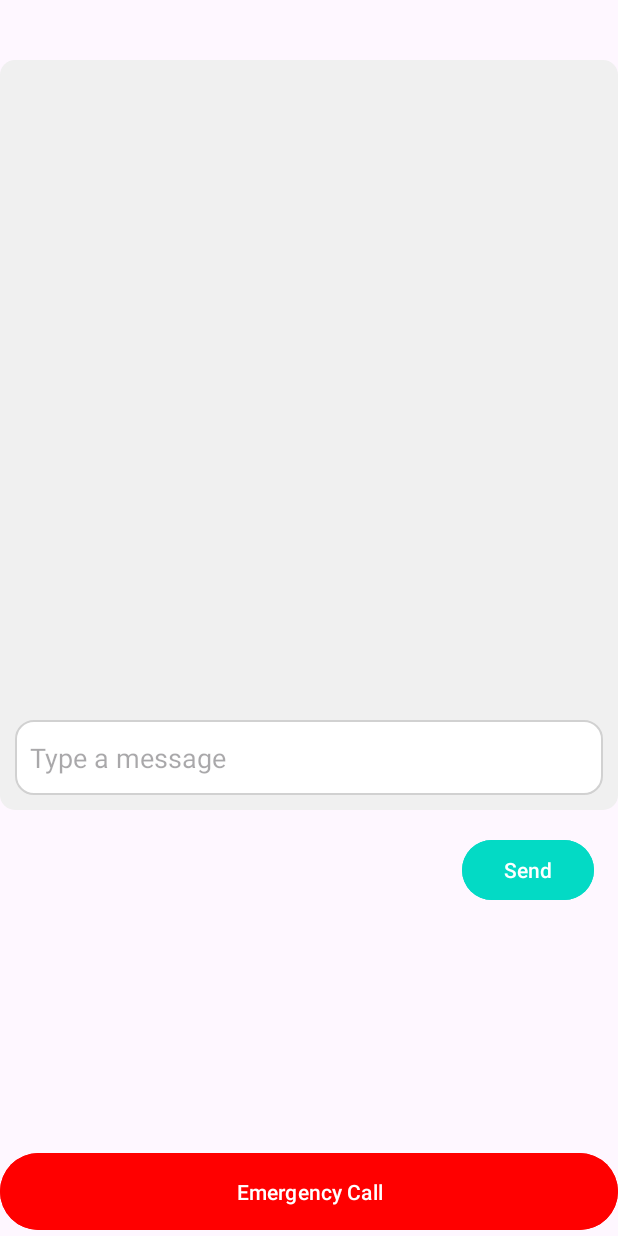
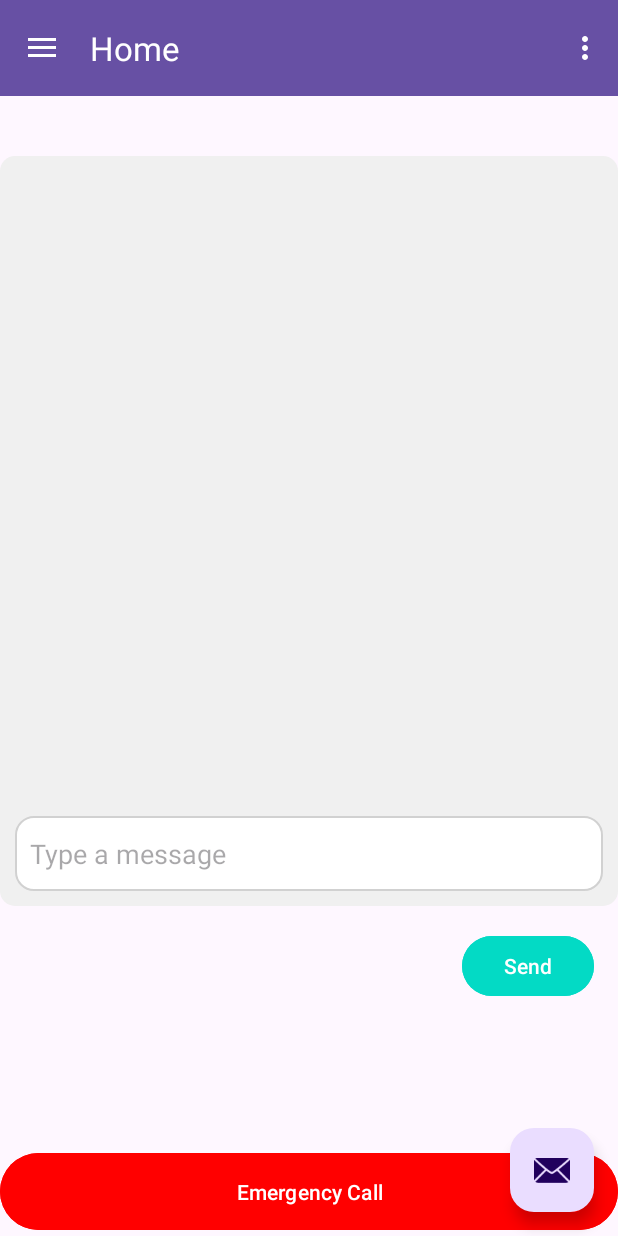
Before and after one commit to mariaHeeb/Hospitals, an Android app: the screen it shows after launch (MainActivity before the commit, MainActivity2 after it), on a phone screen of 412 x 824 dp. Run offline under Robolectric (Android 15) with nearby library versions, the phone set to English and light mode, and no system bars; our stand-ins replace navigation-ui.

Commit message:
Merge remote-tracking branch 'origin/main'
# Conflicts:
#	app/src/main/res/layout/activity_sign_up.xml

```diff
--- a/app/src/main/java/com/example/hospitals/ui/home/HomeFragment.java
+++ b/app/src/main/java/com/example/hospitals/ui/home/HomeFragment.java
@@ -24,8 +24,7 @@
         binding = FragmentHomeBinding.inflate(inflater, container, false);
         View root = binding.getRoot();
 
-        final TextView textView = binding.textHome;
-        homeViewModel.getText().observe(getViewLifecycleOwner(), textView::setText);
+
         return root;
     }
 
--- a/app/src/main/res/layout/fragment_home.xml
+++ b/app/src/main/res/layout/fragment_home.xml
@@ -1,22 +1,87 @@
 <?xml version="1.0" encoding="utf-8"?>
-<androidx.constraintlayout.widget.ConstraintLayout xmlns:android="http://schemas.android.com/apk/res/android"
-    xmlns:app="http://schemas.android.com/apk/res-auto"
+<androidx.drawerlayout.widget.DrawerLayout xmlns:android="http://schemas.android.com/apk/res/android"
     xmlns:tools="http://schemas.android.com/tools"
     android:layout_width="match_parent"
     android:layout_height="match_parent"
-    tools:context=".ui.home.HomeFragment">
+    tools:context=".MainActivity">
 
-    <TextView
-        android:id="@+id/text_home"
+    <!-- Main content layout (relative to the drawer) -->
+    <RelativeLayout
         android:layout_width="match_parent"
-        android:layout_height="wrap_content"
-        android:layout_marginStart="8dp"
-        android:layout_marginTop="8dp"
-        android:layout_marginEnd="8dp"
-        android:textAlignment="center"
-        android:textSize="20sp"
-        app:layout_constraintBottom_toBottomOf="parent"
-        app:layout_constraintEnd_toEndOf="parent"
-        app:layout_constraintStart_toStartOf="parent"
-        app:layout_constraintTop_toTopOf="parent" />
-</androidx.constraintlayout.widget.ConstraintLayout>
+        android:layout_height="match_parent">
+
+        <!-- Chat Square on the Right Side -->
+        <RelativeLayout
+            android:id="@+id/chatLayout"
+            android:layout_width="match_parent"
+            android:layout_height="500dp"
+            android:background="@drawable/chat_background"
+            android:layout_alignParentRight="true"
+            android:layout_marginTop="40dp"
+            android:layout_alignParentTop="true">
+
+            <!-- Chat Box (Input Area) -->
+            <EditText
+                android:id="@+id/chatInput"
+                android:layout_width="match_parent"
+                android:layout_height="50dp"
+                android:layout_alignParentBottom="true"
+                android:layout_alignParentLeft="true"
+                android:layout_alignParentRight="true"
+                android:hint="Type a message"
+                android:padding="10dp"
+                android:background="@drawable/rounded_input_field"/>
+
+        </RelativeLayout>
+
+        <!-- Send Button Below the Chat -->
+        <Button
+            android:id="@+id/sendButton"
+            android:layout_width="wrap_content"
+            android:layout_height="wrap_content"
+            android:text="Send"
+            android:layout_alignParentRight="true"
+            android:layout_below="@id/chatLayout"
+            android:layout_marginRight="16dp"
+            android:layout_marginTop="16dp"
+            android:backgroundTint="@color/colorAccent"
+            android:textColor="@android:color/white"/>
+
+        <!-- Emergency Call Button at the Bottom -->
+        <Button
+            android:id="@+id/emergencyCallButton"
+            android:layout_width="match_parent"
+            android:layout_height="wrap_content"
+            android:text="Emergency Call"
+            android:layout_alignParentBottom="true"
+            android:backgroundTint="@color/colorRed"
+            android:textColor="@android:color/white"
+            android:padding="16dp"/>
+
+    </RelativeLayout>
+
+    <!-- Left Menu Drawer -->
+
+</androidx.drawerlayout.widget.DrawerLayout>
+
+
+
+    <!--<?xml version="1.0" encoding="utf-8"?>-->
+    <!--<androidx.constraintlayout.widget.ConstraintLayout xmlns:android="http://schemas.android.com/apk/res/android"-->
+    <!--    xmlns:app="http://schemas.android.com/apk/res-auto"-->
+    <!--    xmlns:tools="http://schemas.android.com/tools"-->
+    <!--    android:id="@+id/main"-->
+    <!--    android:layout_width="match_parent"-->
+    <!--    android:layout_height="match_parent"-->
+    <!--    tools:context=".MainActivity">-->
+
+    <!--    <TextView-->
+    <!--        android:layout_width="wrap_content"-->
+    <!--        android:layout_height="wrap_content"-->
+    <!--        android:text="Hello World!"-->
+    <!--        app:layout_constraintBottom_toBottomOf="parent"-->
+    <!--        app:layout_constraintEnd_toEndOf="parent"-->
+    <!--        app:layout_constraintStart_toStartOf="parent"-->
+    <!--        app:layout_constraintTop_toTopOf="parent" />-->
+
+    <!--</androidx.constraintlayout.widget.ConstraintLayout>-->
```
Also changed, not shown: app/src/main/AndroidManifest.xml (+5 -3 lines).
